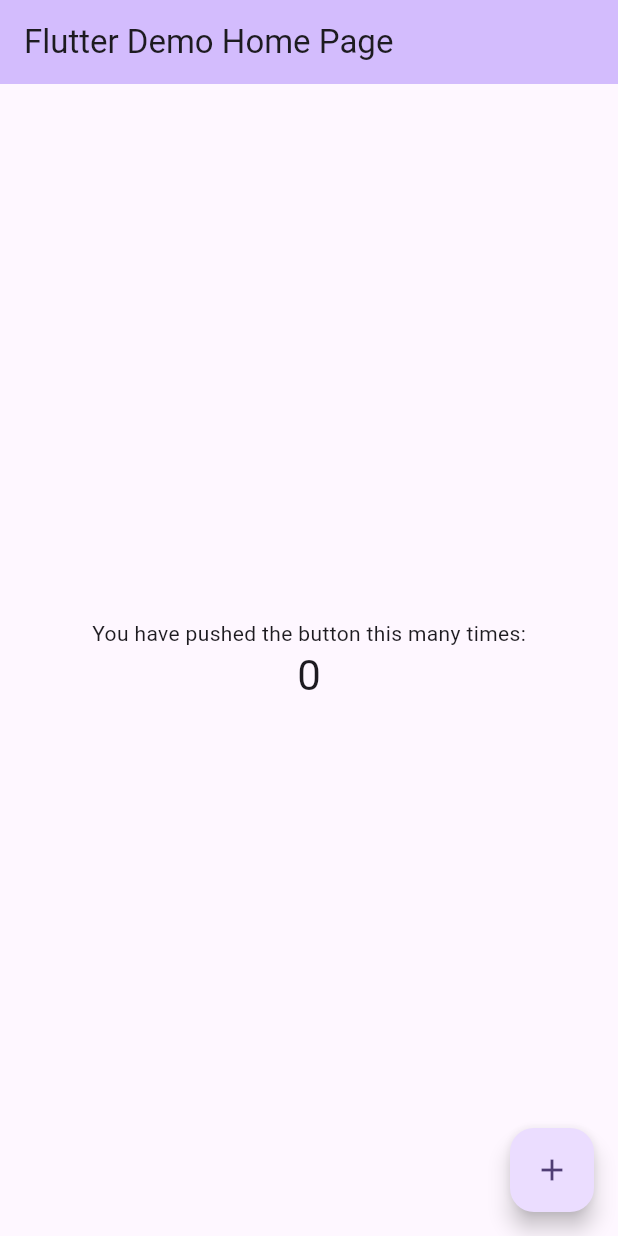
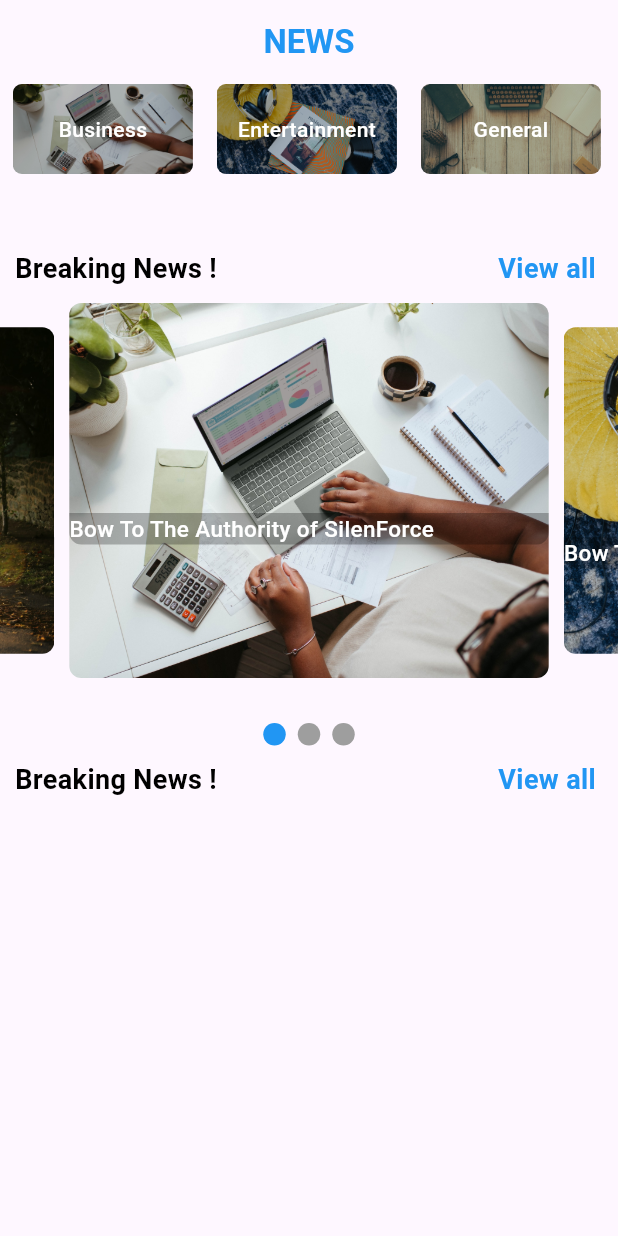
Before and after one commit to AdilUbaid/news, a Flutter app: the screen it shows after launch, on a phone screen of 412 x 824 dp. Run offline on Flutter 3.47's test engine with Material 2 defaults, Android fonts, the phone set to English and light mode, and no system bars; drawn by our look-alikes of carousel_slider, smooth_page_indicator; our stand-ins replace flutter_screenutil.

Commit message:
image_ui

```diff
--- a/lib/main.dart
+++ b/lib/main.dart
@@ -1,4 +1,6 @@
 import 'package:flutter/material.dart';
+import 'package:flutter_screenutil/flutter_screenutil.dart';
+import 'package:news/pages/home.dart';
 
 void main() {
   runApp(const MyApp());
@@ -6,120 +8,17 @@ void main() {
 
 class MyApp extends StatelessWidget {
   const MyApp({super.key});
-
-  // This widget is the root of your application.
   @override
   Widget build(BuildContext context) {
-    return MaterialApp(
-      title: 'Flutter Demo',
-      theme: ThemeData(
-        // This is the theme of your application.
-        //
-        // TRY THIS: Try running your application with "flutter run". You'll see
-        // the application has a blue toolbar. Then, without quitting the app,
-        // try changing the seedColor in the colorScheme below to Colors.green
-        // and then invoke "hot reload" (save your changes or press the "hot
-        // reload" button in a Flutter-supported IDE, or press "r" if you used
-        // the command line to start the app).
-        //
-        // Notice that the counter didn't reset back to zero; the application
-        // state is not lost during the reload. To reset the state, use hot
-        // restart instead.
-        //
-        // This works for code too, not just values: Most code changes can be
-        // tested with just a hot reload.
-        colorScheme: ColorScheme.fromSeed(seedColor: Colors.deepPurple),
-        useMaterial3: true,
-      ),
-      home: const MyHomePage(title: 'Flutter Demo Home Page'),
+    return ScreenUtilInit(
+      designSize: const Size(720, 1560),
+      child: MaterialApp(
+          debugShowCheckedModeBanner: false,
+          theme: ThemeData(
+            // colorScheme: ColorScheme.fromSeed(seedColor: Colors.deepPurple),
+            useMaterial3: true,
+          ),
+          home: const Home()),
     );
   }
 }
-
-class MyHomePage extends StatefulWidget {
-  const MyHomePage({super.key, required this.title});
-
-  // This widget is the home page of your application. It is stateful, meaning
-  // that it has a State object (defined below) that contains fields that affect
-  // how it looks.
-
-  // This class is the configuration for the state. It holds the values (in this
-  // case the title) provided by the parent (in this case the App widget) and
-  // used by the build method of the State. Fields in a Widget subclass are
-  // always marked "final".
-
-  final String title;
-
-  @override
-  State<MyHomePage> createState() => _MyHomePageState();
-}
-
-class _MyHomePageState extends State<MyHomePage> {
-  int _counter = 0;
-
-  void _incrementCounter() {
-    setState(() {
-      // This call to setState tells the Flutter framework that something has
-      // changed in this State, which causes it to rerun the build method below
-      // so that the display can reflect the updated values. If we changed
-      // _counter without calling setState(), then the build method would not be
-      // called again, and so nothing would appear to happen.
-      _counter++;
-    });
-  }
-
-  @override
-  Widget build(BuildContext context) {
-    // This method is rerun every time setState is called, for instance as done
-    // by the _incrementCounter method above.
-    //
-    // The Flutter framework has been optimized to make rerunning build methods
-    // fast, so that you can just rebuild anything that needs updating rather
-    // than having to individually change instances of widgets.
-    return Scaffold(
-      appBar: AppBar(
-        // TRY THIS: Try changing the color here to a specific color (to
-        // Colors.amber, perhaps?) and trigger a hot reload to see the AppBar
-        // change color while the other colors stay the same.
-        backgroundColor: Theme.of(context).colorScheme.inversePrimary,
-        // Here we take the value from the MyHomePage object that was created by
-        // the App.build method, and use it to set our appbar title.
-        title: Text(widget.title),
-      ),
-      body: Center(
-        // Center is a layout widget. It takes a single child and positions it
-        // in the middle of the parent.
-        child: Column(
-          // Column is also a layout widget. It takes a list of children and
-          // arranges them vertically. By default, it sizes itself to fit its
-          // children horizontally, and tries to be as tall as its parent.
-          //
-          // Column has various properties to control how it sizes itself and
-          // how it positions its children. Here we use mainAxisAlignment to
-          // center the children vertically; the main axis here is the vertical
-          // axis because Columns are vertical (the cross axis would be
-          // horizontal).
-          //
-          // TRY THIS: Invoke "debug painting" (choose the "Toggle Debug Paint"
-          // action in the IDE, or press "p" in the console), to see the
-          // wireframe for each widget.
-          mainAxisAlignment: MainAxisAlignment.center,
-          children: <Widget>[
-            const Text(
-              'You have pushed the button this many times:',
-            ),
-            Text(
-              '$_counter',
-              style: Theme.of(context).textTheme.headlineMedium,
-            ),
-          ],
-        ),
-      ),
-      floatingActionButton: FloatingActionButton(
-        onPressed: _incrementCounter,
-        tooltip: 'Increment',
-        child: const Icon(Icons.add),
-      ), // This trailing comma makes auto-formatting nicer for build methods.
-    );
-  }
-}
--- /dev/null
+++ b/lib/model/category_model.dart
@@ -0,0 +1,4 @@
+class CategoryModel {
+  String? categoryName;
+  String? image;
+}
--- /dev/null
+++ b/lib/model/slider_model.dart
@@ -0,0 +1,4 @@
+class SliderModel {
+  String? image;
+  String? name;
+}
--- /dev/null
+++ b/lib/pages/home.dart
@@ -0,0 +1,212 @@
+import 'package:carousel_slider/carousel_slider.dart';
+import 'package:flutter/material.dart';
+import 'package:flutter_screenutil/flutter_screenutil.dart';
+import 'package:news/model/category_model.dart';
+import 'package:news/model/slider_model.dart';
+import 'package:news/services/data.dart';
+import 'package:news/services/slide_data.dart';
+import 'package:smooth_page_indicator/smooth_page_indicator.dart';
+
+class Home extends StatefulWidget {
+  const Home({super.key});
+
+  @override
+  State<Home> createState() => _HomeState();
+}
+
+class _HomeState extends State<Home> {
+  List<CategoryModel> categories = [];
+  List<SliderModel> sliders = [];
+  int activeIndex = 0;
+  @override
+  void initState() {
+    categories = getCategories();
+    sliders = getSlider();
+    super.initState();
+  }
+
+  @override
+  Widget build(BuildContext context) {
+    return Scaffold(
+      appBar: AppBar(
+        centerTitle: true,
+        title: const Text("NEWS",
+            style: TextStyle(color: Colors.blue, fontWeight: FontWeight.bold)),
+      ),
+      body: Container(
+        child: Column(
+          crossAxisAlignment: CrossAxisAlignment.start,
+          children: [
+            Container(
+              margin: EdgeInsets.only(left: 15.w),
+              height: 70,
+              child: ListView.builder(
+                shrinkWrap: true,
+                scrollDirection: Axis.horizontal,
+                itemBuilder: (context, index) {
+                  return CategoryTile(
+                    image: categories[index].image,
+                    categoryName: categories[index].categoryName,
+                  );
+                },
+                itemCount: categories.length,
+              ),
+            ),
+            const SizedBox(
+              height: 30,
+            ),
+            const Padding(
+              padding: EdgeInsets.all(10.0),
+              child: Row(
+                mainAxisAlignment: MainAxisAlignment.spaceBetween,
+                children: [
+                  Text(
+                    "Breaking News !",
+                    style: TextStyle(
+                        color: Colors.black,
+                        fontWeight: FontWeight.bold,
+                        fontSize: 18),
+                  ),
+                  Text(
+                    "View all ",
+                    style: TextStyle(
+                        color: Colors.blue,
+                        fontWeight: FontWeight.bold,
+                        fontSize: 18),
+                  ),
+                ],
+              ),
+            ),
+            CarouselSlider.builder(
+              itemCount: sliders.length,
+              itemBuilder: (context, index, realIndex) {
+                String? res = sliders[index].image;
+                String? res1 = sliders[index].name;
+                return buildImage(res!, index, res1!);
+              },
+              options: CarouselOptions(
+                autoPlay: true,
+                height: 250,
+                enlargeCenterPage: true,
+                enlargeStrategy: CenterPageEnlargeStrategy.height,
+                onPageChanged: (index, reason) {
+                  setState(() {
+                    activeIndex = index;
+                  });
+                },
+              ),
+            ),
+            const SizedBox(
+              height: 30,
+            ),
+            Center(child: buildIndicator()),
+            const Padding(
+              padding: EdgeInsets.all(10.0),
+              child: Row(
+                mainAxisAlignment: MainAxisAlignment.spaceBetween,
+                children: [
+                  Text(
+                    "Breaking News !",
+                    style: TextStyle(
+                        color: Colors.black,
+                        fontWeight: FontWeight.bold,
+                        fontSize: 18),
+                  ),
+                  Text(
+                    "View all ",
+                    style: TextStyle(
+                        color: Colors.blue,
+                        fontWeight: FontWeight.bold,
+                        fontSize: 18),
+                  ),
+                ],
+              ),
+            ),
+          ],
+        ),
+      ),
+    );
+  }
+
+  Widget buildImage(String image, int index, String name) => Container(
+        margin: const EdgeInsets.symmetric(horizontal: 5),
+        child: Stack(
+          children: [
+            ClipRRect(
+              borderRadius: BorderRadius.circular(8),
+              child: Image.asset(
+                image,
+                height: 250,
+                fit: BoxFit.cover,
+                width: MediaQuery.of(context).size.width,
+              ),
+            ),
+            Container(
+              margin: const EdgeInsets.only(top: 140),
+              width: MediaQuery.of(context).size.width,
+              decoration: const BoxDecoration(
+                  color: Colors.black26,
+                  borderRadius: BorderRadius.only(
+                      bottomLeft: Radius.circular(8),
+                      bottomRight: Radius.circular(8))),
+              child: Text(
+                name,
+                style: const TextStyle(
+                    color: Colors.white,
+                    fontSize: 15,
+                    fontWeight: FontWeight.w500),
+              ),
+            )
+          ],
+        ),
+      );
+
+  Widget buildIndicator() => AnimatedSmoothIndicator(
+        activeIndex: activeIndex,
+        count: sliders.length,
+        effect: const SlideEffect(
+            dotWidth: 15, dotHeight: 15, activeDotColor: Colors.blue),
+      );
+}
+
+class CategoryTile extends StatelessWidget {
+  final image, categoryName;
+  CategoryTile({this.categoryName, this.image});
+
+  @override
+  Widget build(BuildContext context) {
+    return Container(
+      margin: const EdgeInsets.only(right: 16),
+      child: Stack(
+        children: [
+          ClipRRect(
+            borderRadius: BorderRadius.circular(6),
+            child: Image.asset(
+              image,
+              width: 120,
+              height: 60,
+              fit: BoxFit.cover,
+            ),
+          ),
+          ClipRRect(
+            borderRadius: BorderRadius.circular(6),
+            child: Container(
+              width: 120,
+              height: 60,
+              color: Colors.black26,
+              child: Center(
+                child: Text(
+                  categoryName,
+                  style: const TextStyle(
+                      color: Colors.white,
+                      fontSize: 14,
+                      fontWeight: FontWeight.w500),
+                ),
+              ),
+            ),
+          )
+        ],
+      ),
+    );
+  }
+}
--- /dev/null
+++ b/lib/services/data.dart
@@ -0,0 +1,33 @@
+import 'package:news/model/category_model.dart';
+
+List<CategoryModel> getCategories() {
+  List<CategoryModel> category = [];
+  CategoryModel categoryModel = new CategoryModel();
+
+  categoryModel.categoryName = "Business";
+  categoryModel.image = "images/business.jpg";
+  category.add(categoryModel);
+  categoryModel = new CategoryModel();
+
+  categoryModel.categoryName = "Entertainment";
+  categoryModel.image = "images/entertainment.jpg";
+  category.add(categoryModel);
+  categoryModel = new CategoryModel();
+
+  categoryModel.categoryName = "General";
+  categoryModel.image = "images/general.jpg";
+  category.add(categoryModel);
+  categoryModel = new CategoryModel();
+
+  categoryModel.categoryName = "Health";
+  categoryModel.image = "images/health.jpg";
+  category.add(categoryModel);
+  categoryModel = new CategoryModel();
+
+  categoryModel.categoryName = "Sports";
+  categoryModel.image = "images/sport.jpg";
+  category.add(categoryModel);
+  categoryModel = new CategoryModel();
+
+  return category;
+}
--- /dev/null
+++ b/lib/services/slide_data.dart
@@ -0,0 +1,23 @@
+import 'package:news/model/slider_model.dart';
+
+List<SliderModel> getSlider() {
+  List<SliderModel> slider = [];
+  SliderModel categoryModel = new SliderModel();
+
+  categoryModel.image = "images/business.jpg";
+  categoryModel.name = "Bow To The Authority of SilenForce";
+  slider.add(categoryModel);
+  categoryModel = new SliderModel();
+
+  categoryModel.image = "images/entertainment.jpg";
+  categoryModel.name = "Bow To The Authority of SilenForce";
+  slider.add(categoryModel);
+  categoryModel = new SliderModel();
+
+  categoryModel.image = "images/health.jpg";
+  categoryModel.name = "Bow To The Authority of SilenForce";
+  slider.add(categoryModel);
+  categoryModel = new SliderModel();
+
+  return slider;
+}
```
Also changed, not shown: pubspec.yaml (+8 -5 lines), images/building.jpg (added), images/business.jpg (added), images/entertainment.jpg (added), images/general.jpg (added), images/health.jpg (added), images/science.jpg (added), images/sport.jpg (added), pubspec.lock.
